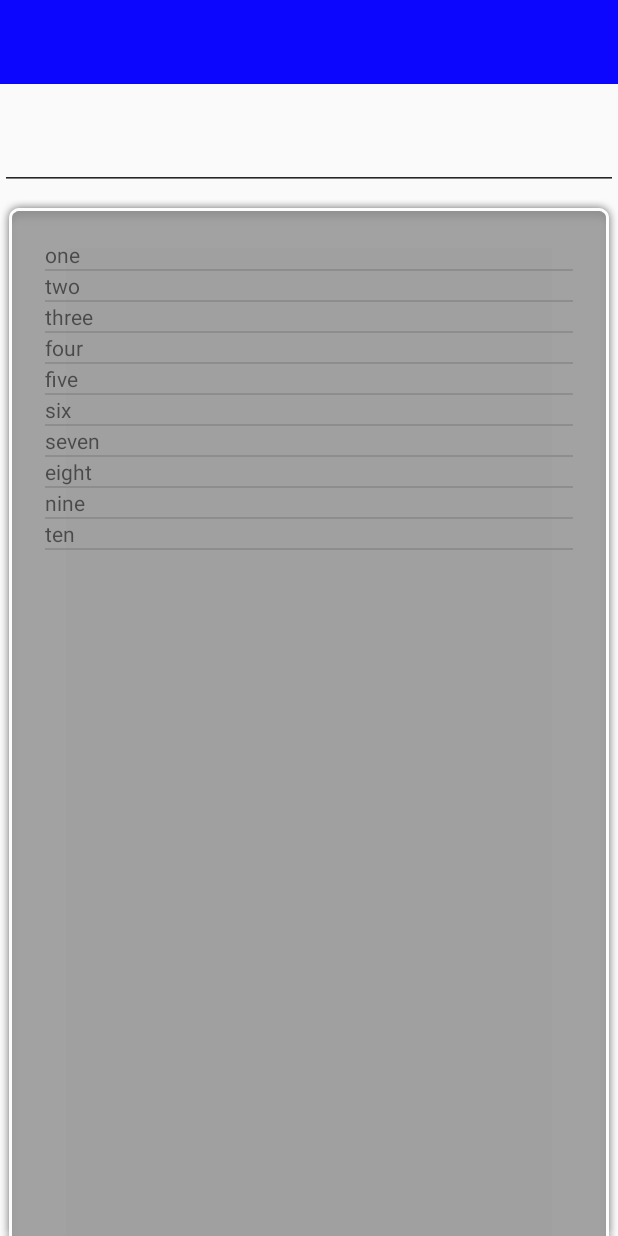
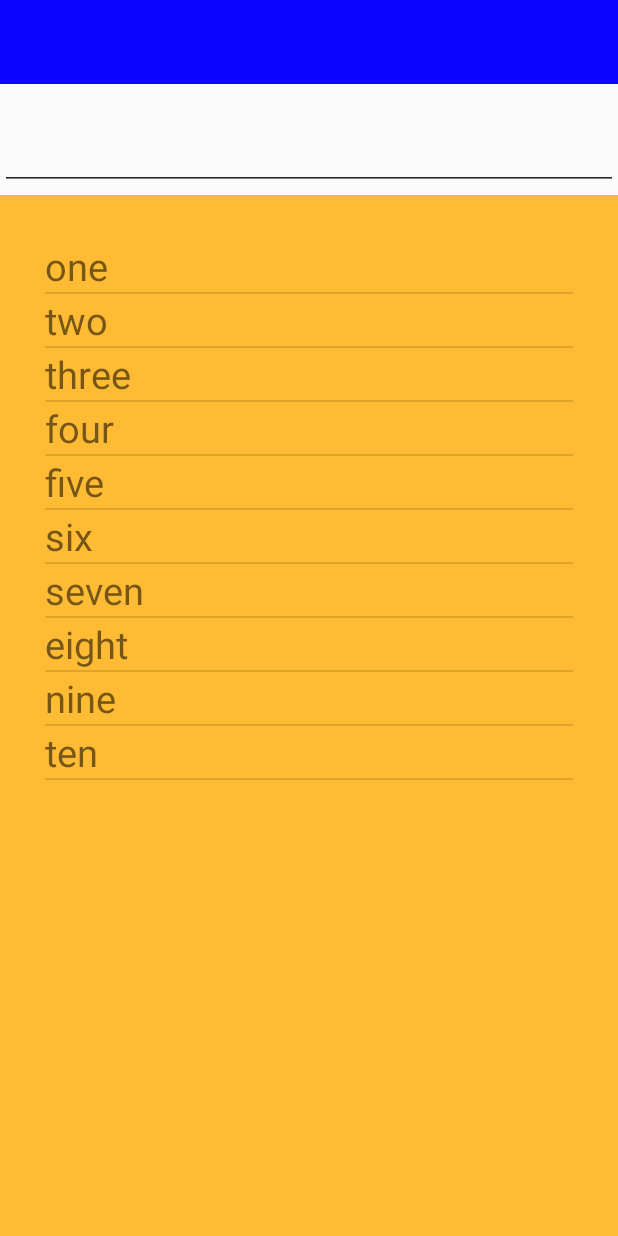
Before and after one commit to sanjayio/finnacle, an Android app: the screen it shows after launch (Modules_Activity before the commit, Menu_Options after it), after a tap on "SEARCH", on a phone screen of 412 x 824 dp. Run offline under Robolectric (Android 15) with nearby library versions, the phone set to English and light mode, and no system bars.

Commit message:
add menu options

```diff
--- a/app/src/main/AndroidManifest.xml
+++ b/app/src/main/AndroidManifest.xml
@@ -36,6 +36,14 @@
                 android:name="android.support.PARENT_ACTIVITY"
                 android:value="hpcoe.com.menuhelpdesk.SignIn" />
         </activity>
+        <activity
+            android:name=".Menu_Options"
+            android:label="Modules"
+            android:parentActivityName=".SignIn" >
+            <meta-data
+                android:name="android.support.PARENT_ACTIVITY"
+                android:value="hpcoe.com.menuhelpdesk.SignIn" />
+        </activity>
     </application>
 
 </manifest>
--- /dev/null
+++ b/app/src/main/java/hpcoe/com/menuhelpdesk/Menu_Options.java
@@ -0,0 +1,86 @@
+package hpcoe.com.menuhelpdesk;
+
+import android.app.AlertDialog;
+import android.content.Context;
+import android.content.DialogInterface;
+import android.content.Intent;
+import android.content.SharedPreferences;
+import android.support.v7.app.ActionBarActivity;
+import android.os.Bundle;
+import android.support.v7.widget.Toolbar;
+import android.text.Editable;
+import android.text.TextWatcher;
+import android.view.Menu;
+import android.view.MenuItem;
+import android.widget.EditText;
+import android.widget.ListView;
+import android.widget.SimpleAdapter;
+
+import java.util.ArrayList;
+import java.util.HashMap;
+import java.util.List;
+import java.util.Map;
+
+
+public class Menu_Options extends ActionBarActivity {
+
+    private ListView searchFilter;
+    private EditText searchEdit;
+    private ArrayList<String> stringList;
+    private ValueAdapter valueAdapter;
+    private TextWatcher searchtw;
+
+    SharedPreferences settings;
+
+    @Override
+    protected void onCreate(Bundle savedInstanceState) {
+        super.onCreate(savedInstanceState);
+        setContentView(R.layout.activity_menu_options);
+        settings=getSharedPreferences("loginPrefs", Context.MODE_PRIVATE);
+
+        initList();
+        initUI();
+
+        valueAdapter = new ValueAdapter(stringList, this);
+        searchFilter.setAdapter(valueAdapter);
+        searchEdit.addTextChangedListener(searchtw);
+    }
+
+    private void initList() {
+        stringList = new ArrayList<String>();
+        stringList.add("one");
+        stringList.add("two");
+        stringList.add("three");
+        stringList.add("four");
+        stringList.add("five");
+        stringList.add("six");
+        stringList.add("seven");
+        stringList.add("eight");
+        stringList.add("nine");
+        stringList.add("ten");
+
+        searchtw = new TextWatcher() {
+            @Override
+            public void beforeTextChanged(CharSequence s, int start, int count, int after) {
+                valueAdapter.getFilter().filter(s);
+            }
+
+            @Override
+            public void onTextChanged(CharSequence s, int start, int before, int count) {
+                valueAdapter.getFilter().filter(s);
+            }
+
+            @Override
+            public void afterTextChanged(Editable s) {
+                valueAdapter.getFilter().filter(s);
+            }
+        };
+    }
+
+    private void initUI() {
+        searchFilter = (ListView) findViewById(R.id.modules_list);
+        searchEdit = (EditText) findViewById(R.id.searchedt);
+    }
+
+
+}
--- a/app/src/main/java/hpcoe/com/menuhelpdesk/Modules_Activity.java
+++ b/app/src/main/java/hpcoe/com/menuhelpdesk/Modules_Activity.java
@@ -1,86 +1,7 @@
 package hpcoe.com.menuhelpdesk;
 
-import android.app.AlertDialog;
-import android.content.Context;
-import android.content.DialogInterface;
-import android.content.Intent;
-import android.content.SharedPreferences;
-import android.support.v7.app.ActionBarActivity;
-import android.os.Bundle;
-import android.support.v7.widget.Toolbar;
-import android.text.Editable;
-import android.text.TextWatcher;
-import android.view.Menu;
-import android.view.MenuItem;
-import android.widget.EditText;
-import android.widget.ListView;
-import android.widget.SimpleAdapter;
-
-import java.util.ArrayList;
-import java.util.HashMap;
-import java.util.List;
-import java.util.Map;
-
-
-public class Modules_Activity extends ActionBarActivity {
-
-    private ListView searchFilter;
-    private EditText searchEdit;
-    private ArrayList<String> stringList;
-    private ValueAdapter valueAdapter;
-    private TextWatcher searchtw;
-
-    SharedPreferences settings;
-
-    @Override
-    protected void onCreate(Bundle savedInstanceState) {
-        super.onCreate(savedInstanceState);
-        setContentView(R.layout.activity_modules);
-        settings=getSharedPreferences("loginPrefs", Context.MODE_PRIVATE);
-
-        initList();
-        initUI();
-
-        valueAdapter = new ValueAdapter(stringList, this);
-        searchFilter.setAdapter(valueAdapter);
-        searchEdit.addTextChangedListener(searchtw);
-    }
-
-    private void initList() {
-        stringList = new ArrayList<String>();
-        stringList.add("one");
-        stringList.add("two");
-        stringList.add("three");
-        stringList.add("four");
-        stringList.add("five");
-        stringList.add("six");
-        stringList.add("seven");
-        stringList.add("eight");
-        stringList.add("nine");
-        stringList.add("ten");
-
-        searchtw = new TextWatcher() {
-            @Override
-            public void beforeTextChanged(CharSequence s, int start, int count, int after) {
-                valueAdapter.getFilter().filter(s);
-            }
-
-            @Override
-            public void onTextChanged(CharSequence s, int start, int before, int count) {
-                valueAdapter.getFilter().filter(s);
-            }
-
-            @Override
-            public void afterTextChanged(Editable s) {
-                valueAdapter.getFilter().filter(s);
-            }
-        };
-    }
-
-    private void initUI() {
-        searchFilter = (ListView) findViewById(R.id.modules_list);
-        searchEdit = (EditText) findViewById(R.id.searchedt);
-    }
-
-
+/**
+ * Created by sanjay on 26/5/15.
+ */
+public class Modules_Activity {
 }
--- a/app/src/main/java/hpcoe/com/menuhelpdesk/SignIn.java
+++ b/app/src/main/java/hpcoe/com/menuhelpdesk/SignIn.java
@@ -71,7 +71,7 @@ public class SignIn extends ActionBarActivity {
         mSearchBtn.setOnClickListener(new View.OnClickListener() {
             @Override
             public void onClick(View v) {
-                Intent myIntent = new Intent(v.getContext(), Modules_Activity.class);
+                Intent myIntent = new Intent(v.getContext(), Menu_Options.class);
                 startActivity(myIntent);
             }
         });
--- /dev/null
+++ b/app/src/main/res/layout-v14/activity_menu_options.xml
@@ -0,0 +1,32 @@
+<RelativeLayout xmlns:android="http://schemas.android.com/apk/res/android"
+    xmlns:tools="http://schemas.android.com/tools"
+    android:layout_width="match_parent"
+    android:layout_height="match_parent"
+    tools:context="hpcoe.com.menuhelpdesk.Modules_Activity">
+
+    <ListView
+        android:id="@+id/modules_list"
+        layout="@layout/activity_modules"
+        android:layout_width="match_parent"
+        android:layout_height="match_parent"
+        android:layout_marginTop="130dp"
+        android:minHeight="50dp"
+        android:background="@android:color/holo_orange_light"
+        android:padding="30dp"></ListView>
+
+    <include
+        android:id="@+id/app_bar"
+        layout="@layout/appbar"
+        android:layout="@layout/activity_modules"
+        android:layout_width="match_parent"
+        android:layout_height="wrap_content" />
+
+    <EditText
+        android:layout_width="match_parent"
+        android:layout_height="wrap_content"
+        android:id="@+id/searchedt"
+        android:layout_below="@+id/app_bar"
+        android:layout_centerHorizontal="true"
+        android:layout_marginTop="25dp" />
+
+</RelativeLayout>
--- /dev/null
+++ b/app/src/main/res/layout/actionbar_view.xml
@@ -0,0 +1,9 @@
+<?xml version="1.0" encoding="utf-8"?>
+<EditText xmlns:android="http://schemas.android.com/apk/res/android"
+    android:id="@+id/searchfield"
+    android:layout_width="match_parent"
+    android:layout_height="match_parent"
+    android:inputType="textFilter"
+    android:text="Text">
+
+</EditText>
--- /dev/null
+++ b/app/src/main/res/layout/activity_menu_options.xml
@@ -0,0 +1,32 @@
+<RelativeLayout xmlns:android="http://schemas.android.com/apk/res/android"
+    xmlns:tools="http://schemas.android.com/tools"
+    android:layout_width="match_parent"
+    android:layout_height="match_parent"
+    tools:context="hpcoe.com.menuhelpdesk.Modules_Activity">
+
+    <ListView
+        android:id="@+id/modules_list"
+        layout="@layout/activity_modules"
+        android:layout_width="match_parent"
+        android:layout_height="match_parent"
+        android:layout_marginTop="130dp"
+        android:minHeight="50dp"
+        android:background="@android:color/holo_orange_light"
+        android:padding="30dp"></ListView>
+
+    <include
+        android:id="@+id/app_bar"
+        layout="@layout/appbar"
+        android:layout="@layout/activity_modules"
+        android:layout_width="match_parent"
+        android:layout_height="wrap_content" />
+
+    <EditText
+        android:layout_width="match_parent"
+        android:layout_height="wrap_content"
+        android:id="@+id/searchedt"
+        android:layout_below="@+id/app_bar"
+        android:layout_centerHorizontal="true"
+        android:layout_marginTop="25dp" />
+
+</RelativeLayout>
--- a/app/src/main/res/layout/activity_modules.xml
+++ b/app/src/main/res/layout/activity_modules.xml
@@ -4,29 +4,4 @@
     android:layout_height="match_parent"
     tools:context="hpcoe.com.menuhelpdesk.Modules_Activity">
 
-    <ListView
-        android:id="@+id/modules_list"
-        layout="@layout/activity_modules"
-        android:layout_width="match_parent"
-        android:layout_height="match_parent"
-        android:layout_marginTop="130dp"
-        android:minHeight="50dp"
-        android:background="@android:drawable/zoom_plate"
-        android:padding="30dp"></ListView>
-
-    <include
-        android:id="@+id/app_bar"
-        layout="@layout/appbar"
-        android:layout="@layout/activity_modules"
-        android:layout_width="match_parent"
-        android:layout_height="wrap_content" />
-
-    <EditText
-        android:layout_width="match_parent"
-        android:layout_height="wrap_content"
-        android:id="@+id/searchedt"
-        android:layout_below="@+id/app_bar"
-        android:layout_centerHorizontal="true"
-        android:layout_marginTop="25dp" />
-
 </RelativeLayout>
--- a/app/src/main/res/layout/list_item.xml
+++ b/app/src/main/res/layout/list_item.xml
@@ -5,6 +5,7 @@
     <TextView
         android:layout_width="wrap_content"
         android:layout_height="wrap_content"
-        android:id="@+id/txt_listitem"/>
+        android:id="@+id/txt_listitem"
+        android:textSize="25sp" />
 
 </RelativeLayout>
```
